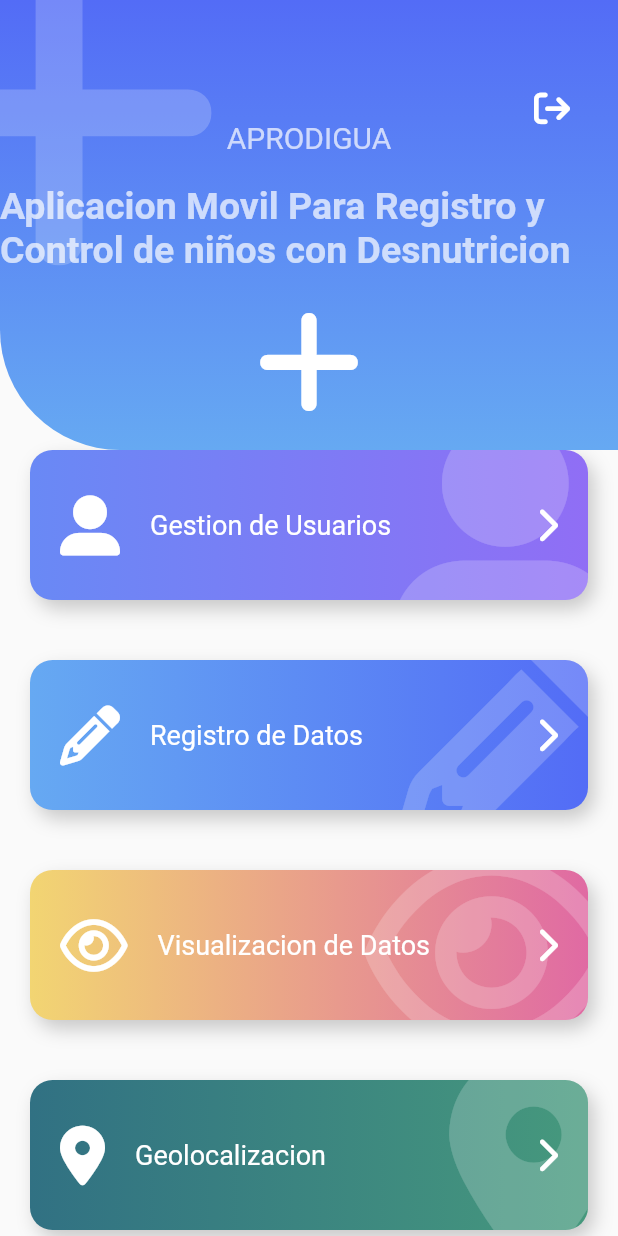
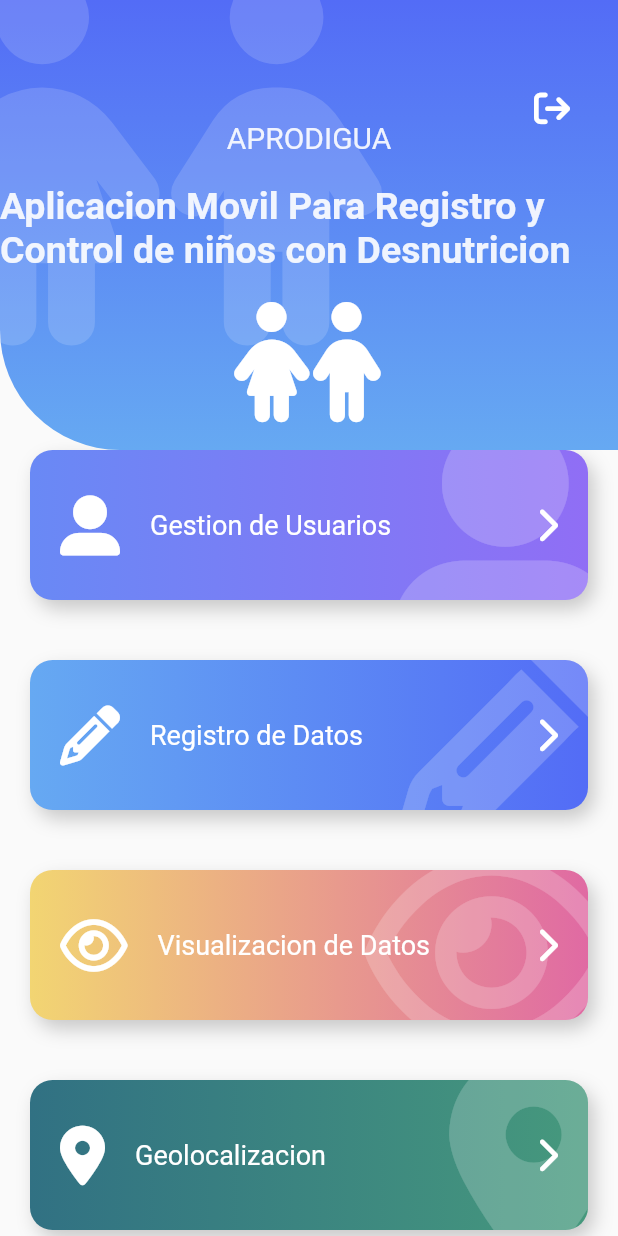
Before and after one commit to pedrohernandez2707/NutriApp_PG, a Flutter app: the screen it shows after launch, on a phone screen of 412 x 824 dp. Run offline on Flutter 3.47's test engine with Material 2 defaults, Android fonts, the light colour scheme and no system bars; our stand-ins replace animate_do, flutter_secure_storage, font_awesome_flutter, geolocator, google_maps_flutter, permission_handler and 1 more; accounts and stored records are empty; network calls fail.

Commit message:
Retoques Finales

```diff
--- a/lib/screens/main_screen.dart
+++ b/lib/screens/main_screen.dart
@@ -206,7 +206,7 @@ class _Encabezado extends StatelessWidget {
     return Stack(
       children: <Widget>[
         IconHeader(
-          icon: FontAwesomeIcons.plus,
+          icon: FontAwesomeIcons.children,
           titulo: 'Aplicacion Movil Para Registro y Control de niños con Desnutricion',
           subtitulo: 'APRODIGUA',
           color1: Color(0xff536CF6),
--- a/lib/screens/ninio_screen.dart
+++ b/lib/screens/ninio_screen.dart
@@ -4,7 +4,6 @@ import 'package:flutter/material.dart';
 import 'package:font_awesome_flutter/font_awesome_flutter.dart';
 import 'package:nutri_app/providers/providers.dart';
 import 'package:nutri_app/services/services.dart';
-import 'package:nutri_app/ui/custom_snackbar.dart';
 import 'package:provider/provider.dart';
 
 import '../ui/input_decoration.dart';
--- a/lib/services/ninios_service.dart
+++ b/lib/services/ninios_service.dart
@@ -58,6 +58,8 @@ class NiniosService extends ChangeNotifier{
       tempNinio.id = key;
       ninios.add(tempNinio);
     });
+
+    await Future.delayed(const Duration(milliseconds: 2000));
 
     isLoading = false;
     notifyListeners();
--- a/lib/widgets/headers.dart
+++ b/lib/widgets/headers.dart
@@ -304,7 +304,7 @@ class IconHeader extends StatelessWidget {
   @override
   Widget build(BuildContext context) {
 
-    final Color colorBlanco = Colors.white.withOpacity(0.7);
+    final Color colorBlanco = Colors.white.withOpacity(0.9);
 
     return Stack(
 
@@ -315,9 +315,9 @@ class IconHeader extends StatelessWidget {
         ),
 
         Positioned(
-          top: -50,
-          left: -70,
-          child: FaIcon( icon, size: 250, color: Colors.white.withOpacity(0.2) )
+          top: -20,
+          left: -50,
+          child: FaIcon( icon, size: 250, color: Colors.white.withOpacity(0.15) )
         ),
 
         Column(
--- a/lib/widgets/manual_marker.dart
+++ b/lib/widgets/manual_marker.dart
@@ -35,7 +35,7 @@ class ManualMarker extends StatelessWidget {
 
           Center(
             child: Transform.translate(
-              offset: const Offset(0, -22),
+              offset: const Offset(0, -30),
               child: BounceInDown(
                 from: 100,
                 child: const Icon(Icons.location_on_rounded, size: 75,)
--- a/lib/widgets/ninio_card.dart
+++ b/lib/widgets/ninio_card.dart
@@ -31,14 +31,14 @@ class NinioCard extends StatelessWidget {
               top: 20,
               child: _BackgroundIcon(
                 icon: ninio.genero == 'Femenino' ? FontAwesomeIcons.childDress : FontAwesomeIcons.child,
-                color: ninio.genero == 'Femenino' ? Colors.pink : Colors.blue,
+                color: ninio.genero == 'Femenino' ? Colors.pink.shade300 : Colors.blue,
               ),
             ),
 
             _NinioDetails(
               nombre: ninio.nombres,
               id: ninio.cui,
-              color: ninio.genero == 'Femenino' ? Colors.pink : Colors.blue,
+              color: ninio.genero == 'Femenino' ? Colors.pink.shade300 : Colors.blue,
               fechaNac: ninio.fechaNacimiento,
             ),
 
@@ -47,7 +47,7 @@ class NinioCard extends StatelessWidget {
               right: 0,
               child: GenderTag(
                 icon: ninio.genero == 'Femenino' ? FontAwesomeIcons.venus : FontAwesomeIcons.mars,
-                color: ninio.genero == 'Femenino' ? Colors.pink : Colors.blue
+                color: ninio.genero == 'Femenino' ? Colors.pink.shade300 : Colors.blue
               ),
             ),
 
```
Also changed, not shown: lib/providers/location_provider.dart (+6 -1 lines), lib/screens/medicion_screen.dart (+4 -3 lines), lib/screens/tabla_mediciones_screen.dart (+10 -1 lines), pubspec.lock.
